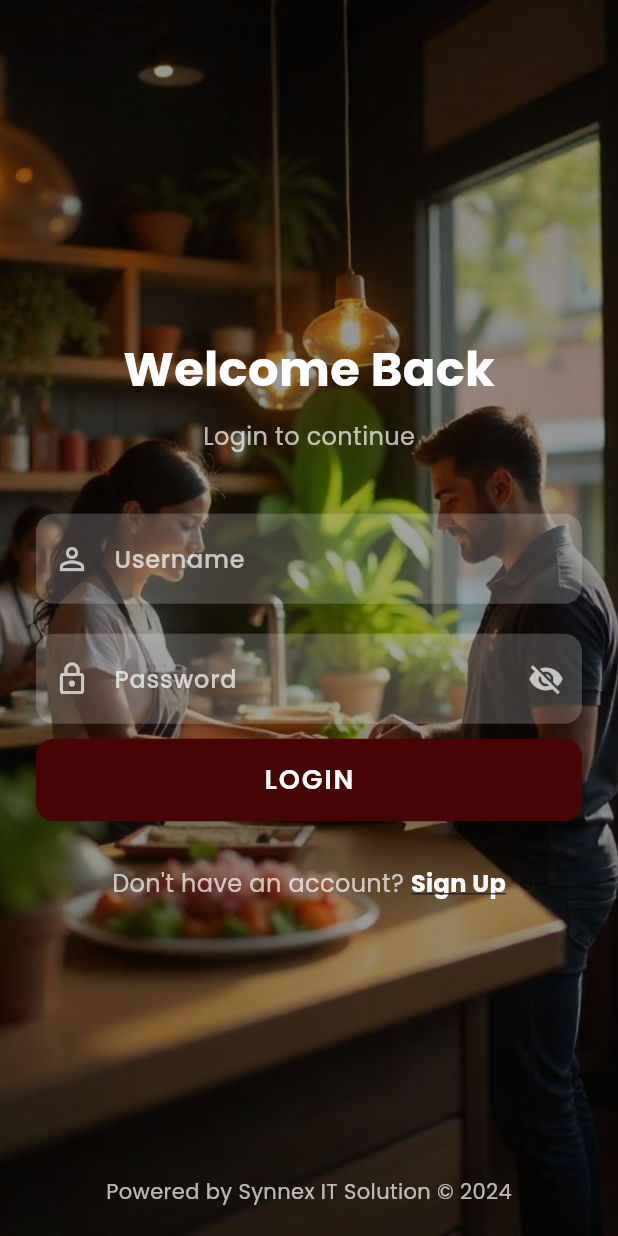
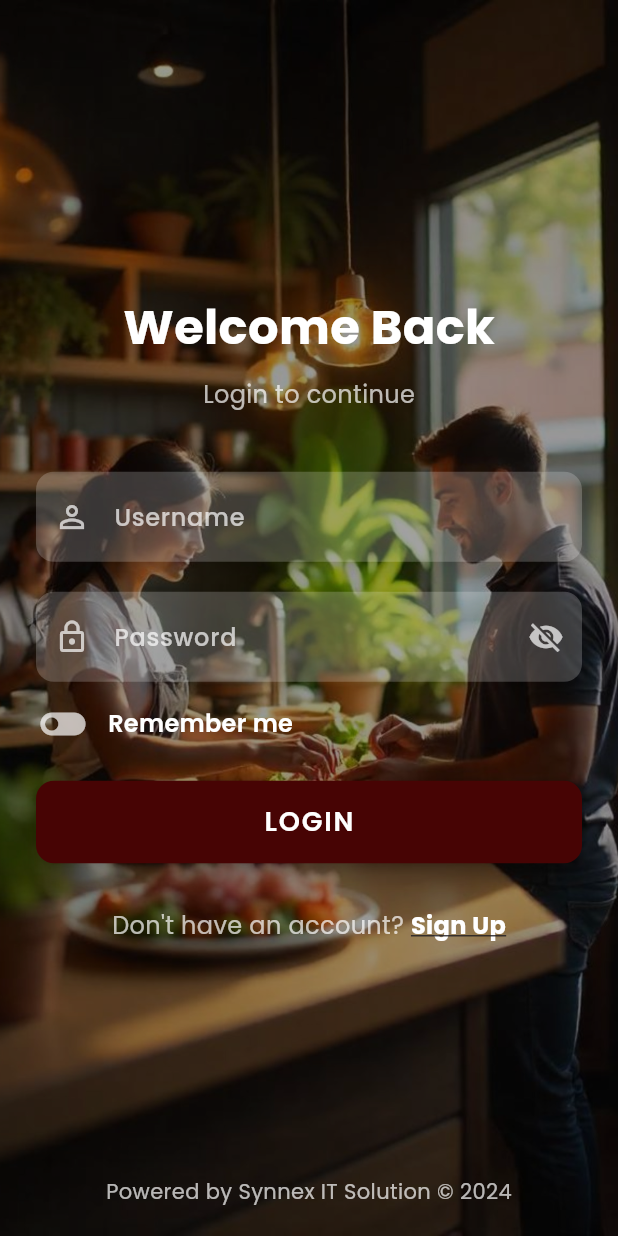
Before and after one commit to MobileSamadhi/New_Restaurant, a Flutter app: the LoginScreen screen opened directly, on a phone screen of 412 x 824 dp. Run offline on Flutter 3.47's test engine with Material 3 defaults, Android fonts, the light colour scheme and no system bars; our stand-ins replace google_fonts, image_picker, pdf, printing, shared_preferences, sqflite and 1 more; missing offline and left inert: blue_thermal_printer; accounts and stored records are empty.

Commit message:
updated login

```diff
--- a/lib/Authtentication/login.dart
+++ b/lib/Authtentication/login.dart
@@ -18,8 +18,26 @@ class _LoginScreenState extends State<LoginScreen> {
   final password = TextEditingController();
   bool isVisible = false;
   bool isLoading = false;
+  bool rememberMe = false;
   final db = DatabaseHelper();
   final formKey = GlobalKey<FormState>();
+
+  @override
+  void initState() {
+    super.initState();
+    _loadRememberedCredentials();
+  }
+
+  Future<void> _loadRememberedCredentials() async {
+    final prefs = await SharedPreferences.getInstance();
+    setState(() {
+      rememberMe = prefs.getBool('rememberMe') ?? false;
+      if (rememberMe) {
+        username.text = prefs.getString('rememberedUsername') ?? '';
+        password.text = prefs.getString('rememberedPassword') ?? '';
+      }
+    });
+  }
 
   @override
   Widget build(BuildContext context) {
@@ -110,6 +128,57 @@ class _LoginScreenState extends State<LoginScreen> {
                         ),
                       ),
                       const SizedBox(height: 10),
+
+                      // Remember me checkbox and forgot password
+                      Row(
+                        mainAxisAlignment: MainAxisAlignment.spaceBetween,
+                        children: [
+                          Row(
+                            children: [
+                              // Animated toggle switch
+                              GestureDetector(
+                                onTap: () {
+                                  setState(() {
+                                    rememberMe = !rememberMe;
+                                  });
+                                },
+                                child: AnimatedSwitcher(
+                                  duration: const Duration(milliseconds: 300),
+                                  transitionBuilder: (child, animation) {
+                                    return ScaleTransition(scale: animation, child: child);
+                                  },
+                                  child: rememberMe
+                                      ? Icon(
+                                    Icons.toggle_on,
+                                    key: ValueKey('on'),
+                                    color: Colors.green,
+                                    size: 36,
+                                  )
+                                      : Icon(
+                                    Icons.toggle_off,
+                                    key: ValueKey('off'),
+                                    color: Colors.white.withOpacity(0.7),
+                                    size: 36,
+                                  ),
+                                ),
+                              ),
+                              const SizedBox(width: 12),
+
+                              // Text
+                              Text(
+                                "Remember me",
+                                style: GoogleFonts.poppins(
+                                  color: Colors.white,
+                                  fontSize: 16,
+                                  fontWeight: FontWeight.w600,
+                                  letterSpacing: 0.2,
+                                ),
+                              ),
+                            ],
+                          ),
+                        ],
+                      ),
+                      const SizedBox(height: 20),
 
                       // Login Button
                       SizedBox(
@@ -268,6 +337,18 @@ class _LoginScreenState extends State<LoginScreen> {
       print('[_login] Normalized username: $normalizedUsername');
       print('[_login] Password: ${password.text}');
 
+      // Save or clear remembered credentials based on user choice
+      final prefs = await SharedPreferences.getInstance();
+      if (rememberMe) {
+        await prefs.setBool('rememberMe', true);
+        await prefs.setString('rememberedUsername', username.text);
+        await prefs.setString('rememberedPassword', password.text);
+      } else {
+        await prefs.setBool('rememberMe', false);
+        await prefs.remove('rememberedUsername');
+        await prefs.remove('rememberedPassword');
+      }
+
       var response = await db.login(
         Users(
           usrName: normalizedUsername,  // Use normalized username here
@@ -286,7 +367,6 @@ class _LoginScreenState extends State<LoginScreen> {
 
         // Store the normalized username in SharedPreferences
         print('[_login] Storing user in SharedPreferences');
-        final prefs = await SharedPreferences.getInstance();
         await prefs.setString('currentUser', normalizedUsername);
         print('[_login] User stored successfully');
 
@@ -344,6 +424,7 @@ class _LoginScreenState extends State<LoginScreen> {
     }
     print('[_login] Login process completed');
   }
+
   void _showErrorDialog(String title, String message) {
     showDialog(
       context: context,
--- a/lib/Views/product_category.dart
+++ b/lib/Views/product_category.dart
@@ -131,9 +131,10 @@ class _ProductCategoryPageState extends State<ProductCategoryPage> {
             color: Colors.white,
           ),
           onPressed: () {
-            Navigator.pushReplacement(
+            Navigator.pushAndRemoveUntil(
               context,
               MaterialPageRoute(builder: (context) => DashboardPage()),
+                  (Route<dynamic> route) => false, // This removes all previous routes
             );
           },
         ),
```
Also changed, not shown: lib/Views/SplashScreen.dart (+9 -11 lines).
